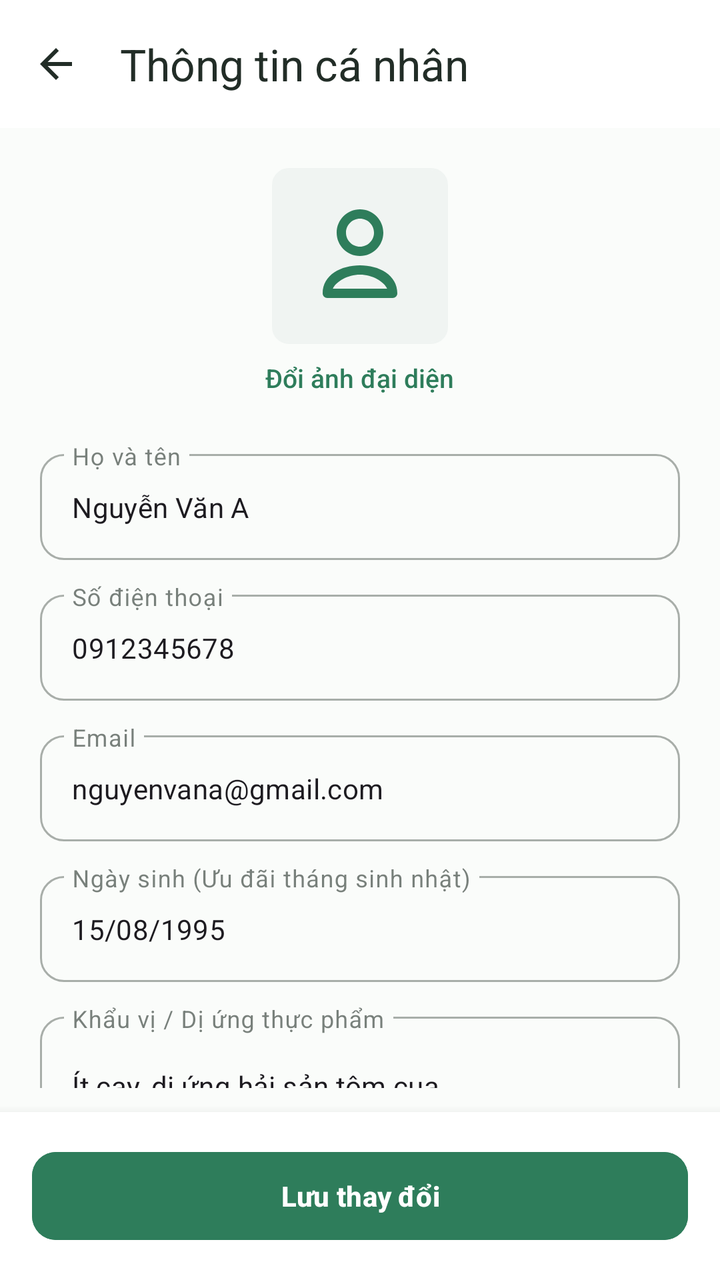
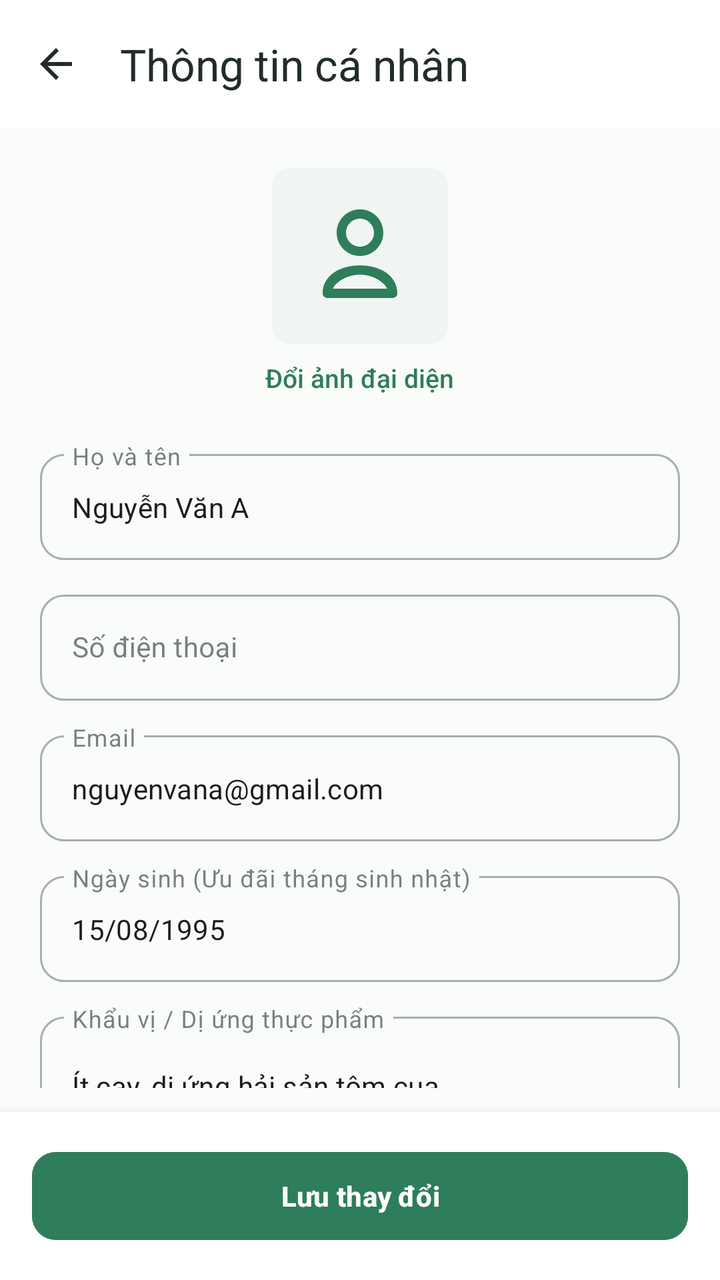

Screens rendered from an Android XML layout before and after an edit, with the pre-edit source and the edit as a unified diff.
<!-- AndroidManifest.xml: application theme Theme.VietTable -->
<!-- res/layout/fragment_edit_profile.xml -->
<?xml version="1.0" encoding="utf-8"?>
<androidx.coordinatorlayout.widget.CoordinatorLayout xmlns:android="http://schemas.android.com/apk/res/android"
    xmlns:app="http://schemas.android.com/apk/res-auto"
    android:layout_width="match_parent"
    android:layout_height="match_parent"
    android:background="@color/colorBackground">

    <com.google.android.material.appbar.AppBarLayout
        android:layout_width="match_parent"
        android:layout_height="wrap_content"
        android:background="@color/colorSurface"
        app:elevation="0dp">

        <com.google.android.material.appbar.MaterialToolbar
            android:id="@+id/toolbar"
            android:layout_width="match_parent"
            android:layout_height="?attr/actionBarSize"
            app:navigationIcon="@drawable/ic_back"
            app:navigationIconTint="@color/colorTextPrimary"
            app:title="Thông tin cá nhân"
            app:titleTextColor="@color/colorTextPrimary" />
    </com.google.android.material.appbar.AppBarLayout>

    <androidx.core.widget.NestedScrollView
        android:layout_width="match_parent"
        android:layout_height="match_parent"
        android:paddingBottom="96dp"
        app:layout_behavior="@string/appbar_scrolling_view_behavior">

        <LinearLayout
            android:layout_width="match_parent"
            android:layout_height="wrap_content"
            android:orientation="vertical"
            android:padding="20dp">

            
            <LinearLayout
                android:layout_width="match_parent"
                android:layout_height="wrap_content"
                android:gravity="center"
                android:orientation="vertical">

                <ImageView
                    android:id="@+id/ivEditAvatar"
                    android:layout_width="88dp"
                    android:layout_height="88dp"
                    android:background="@drawable/bg_badge"
                    android:backgroundTint="#F0F4F2"
                    android:padding="16dp"
                    android:src="@drawable/ic_profile"
                    app:tint="@color/colorPrimary" />

                <TextView
                    android:id="@+id/btnChangeAvatar"
                    android:layout_width="wrap_content"
                    android:layout_height="wrap_content"
                    android:layout_marginTop="8dp"
                    android:fontFamily="sans-serif-medium"
                    android:text="Đổi ảnh đại diện"
                    android:textColor="@color/colorPrimary"
                    android:textSize="13sp" />
            </LinearLayout>

            
            <com.google.android.material.textfield.TextInputLayout
                android:id="@+id/tilEditName"
                style="@style/Widget.MaterialComponents.TextInputLayout.OutlinedBox"
                android:layout_width="match_parent"
                android:layout_height="wrap_content"
                android:layout_marginTop="24dp"
                android:hint="Họ và tên"
                app:boxCornerRadiusBottomEnd="12dp"
                app:boxCornerRadiusBottomStart="12dp"
                app:boxCornerRadiusTopEnd="12dp"
                app:boxCornerRadiusTopStart="12dp">

                <com.google.android.material.textfield.TextInputEditText
                    android:id="@+id/etEditName"
                    android:layout_width="match_parent"
                    android:layout_height="wrap_content"
                    android:inputType="textPersonName"
                    android:text="Nguyễn Văn A"
                    android:textSize="14sp" />
            </com.google.android.material.textfield.TextInputLayout>

            
            <com.google.android.material.textfield.TextInputLayout
                android:id="@+id/tilEditPhone"
                style="@style/Widget.MaterialComponents.TextInputLayout.OutlinedBox"
                android:layout_width="match_parent"
                android:layout_height="wrap_content"
                android:layout_marginTop="12dp"
                android:hint="Số điện thoại"
                app:boxCornerRadiusBottomEnd="12dp"
                app:boxCornerRadiusBottomStart="12dp"
                app:boxCornerRadiusTopEnd="12dp"
                app:boxCornerRadiusTopStart="12dp">

                <com.google.android.material.textfield.TextInputEditText
                    android:id="@+id/etEditPhone"
                    android:layout_width="match_parent"
                    android:layout_height="wrap_content"
                    android:inputType="phone"
                    android:text="0912345678"
                    android:textSize="14sp" />
            </com.google.android.material.textfield.TextInputLayout>

            
            <com.google.android.material.textfield.TextInputLayout
                android:id="@+id/tilEditEmail"
                style="@style/Widget.MaterialComponents.TextInputLayout.OutlinedBox"
                android:layout_width="match_parent"
                android:layout_height="wrap_content"
                android:layout_marginTop="12dp"
                android:hint="Email"
                app:boxCornerRadiusBottomEnd="12dp"
                app:boxCornerRadiusBottomStart="12dp"
                app:boxCornerRadiusTopEnd="12dp"
                app:boxCornerRadiusTopStart="12dp">

                <com.google.android.material.textfield.TextInputEditText
                    android:id="@+id/etEditEmail"
                    android:layout_width="match_parent"
                    android:layout_height="wrap_content"
                    android:inputType="textEmailAddress"
                    android:text="nguyenvana@gmail.com"
                    android:textSize="14sp" />
            </com.google.android.material.textfield.TextInputLayout>

            
            <com.google.android.material.textfield.TextInputLayout
                android:id="@+id/tilEditBirthday"
                style="@style/Widget.MaterialComponents.TextInputLayout.OutlinedBox"
                android:layout_width="match_parent"
                android:layout_height="wrap_content"
                android:layout_marginTop="12dp"
                android:hint="Ngày sinh (Ưu đãi tháng sinh nhật)"
                app:boxCornerRadiusBottomEnd="12dp"
                app:boxCornerRadiusBottomStart="12dp"
                app:boxCornerRadiusTopEnd="12dp"
                app:boxCornerRadiusTopStart="12dp">

                <com.google.android.material.textfield.TextInputEditText
                    android:id="@+id/etEditBirthday"
                    android:layout_width="match_parent"
                    android:layout_height="wrap_content"
                    android:focusable="false"
                    android:text="15/08/1995"
                    android:textSize="14sp" />
            </com.google.android.material.textfield.TextInputLayout>

            
            <com.google.android.material.textfield.TextInputLayout
                android:id="@+id/tilEditDietary"
                style="@style/Widget.MaterialComponents.TextInputLayout.OutlinedBox"
                android:layout_width="match_parent"
                android:layout_height="wrap_content"
                android:layout_marginTop="12dp"
                android:hint="Khẩu vị / Dị ứng thực phẩm"
                app:boxCornerRadiusBottomEnd="12dp"
                app:boxCornerRadiusBottomStart="12dp"
                app:boxCornerRadiusTopEnd="12dp"
                app:boxCornerRadiusTopStart="12dp">

                <com.google.android.material.textfield.TextInputEditText
                    android:id="@+id/etEditDietary"
                    android:layout_width="match_parent"
                    android:layout_height="wrap_content"
                    android:inputType="textMultiLine"
                    android:lines="2"
                    android:text="Ít cay, dị ứng hải sản tôm cua"
                    android:textSize="14sp" />
            </com.google.android.material.textfield.TextInputLayout>

        </LinearLayout>
    </androidx.core.widget.NestedScrollView>

    
    <LinearLayout
        android:layout_width="match_parent"
        android:layout_height="wrap_content"
        android:layout_gravity="bottom"
        android:tag="safe_bottom"
        android:background="@color/colorSurface"
        android:elevation="8dp"
        android:padding="16dp">

        <com.google.android.material.button.MaterialButton
            android:id="@+id/btnSaveProfile"
            style="@style/Widget.VietTable.Button.Primary"
            android:layout_width="match_parent"
            android:layout_height="wrap_content"
            android:text="Lưu thay đổi" />
    </LinearLayout>

</androidx.coordinatorlayout.widget.CoordinatorLayout>
<!-- resources referenced by this layout -->
<resources>
  <color name="colorBackground">#FAFCFA</color>
  <color name="colorPrimary">#2E7D5B</color>
  <color name="colorSurface">#FFFFFF</color>
  <color name="colorTextPrimary">#222D27</color>
  <style name="Theme.VietTable" parent="Base.Theme.VietTable" />
  <color name="surface">#FFFFFF</color>
  <color name="divider">#E9EFEB</color>
  <dimen name="btn_height_primary">52dp</dimen>
  <dimen name="radius_medium">12dp</dimen>
  <style name="Base.Theme.VietTable" parent="Theme.Material3.Light.NoActionBar">
          
          <item name="colorPrimary">@color/primary</item>
          <item name="colorPrimaryDark">@color/primary_dark</item>
          <item name="colorOnPrimary">@color/on_primary</item>
          <item name="colorPrimaryContainer">@color/primary_container</item>
          <item name="colorOnPrimaryContainer">@color/on_primary_container</item>
  
          <item name="colorSecondary">@color/accent_gold</item>
          <item name="colorOnSecondary">@color/white</item>
          <item name="colorSecondaryContainer">@color/accent_gold_container</item>
          <item name="colorOnSecondaryContainer">@color/accent_gold_dark</item>
  
          <item name="android:colorBackground">@color/bg_cream</item>
          <item name="colorSurface">@color/surface</item>
          <item name="colorOnSurface">@color/text_primary</item>
          <item name="colorSurfaceVariant">@color/surface_variant</item>
  
          <item name="colorError">@color/semantic_error</item>
          <item name="colorOnError">@color/white</item>
  
          
          <item name="android:statusBarColor">@android:color/transparent</item>
          <item name="android:windowLightStatusBar">true</item>
          <item name="android:navigationBarColor">@android:color/transparent</item>
          <item name="android:windowLightNavigationBar">true</item>
  
          
          <item name="colorAccent">@color/primary</item>
          <item name="alertDialogTheme">@style/ThemeOverlay.VietTable.Dialog.Alert</item>
          <item name="materialAlertDialogTheme">@style/ThemeOverlay.VietTable.MaterialAlertDialog</item>
          <item name="buttonBarPositiveButtonStyle">@style/Widget.VietTable.Dialog.Button.Positive</item>
          <item name="buttonBarNegativeButtonStyle">@style/Widget.VietTable.Dialog.Button.Negative</item>
          <item name="buttonBarNeutralButtonStyle">@style/Widget.VietTable.Dialog.Button.Neutral</item>
          <item name="materialButtonStyle">@style/Widget.VietTable.Button.Primary</item>
          <item name="materialButtonOutlinedStyle">@style/Widget.VietTable.Button.Outlined</item>
          <item name="borderlessButtonStyle">@style/Widget.VietTable.Button.Text</item>
          <item name="materialCardViewStyle">@style/Widget.VietTable.Card</item>
          <item name="textInputStyle">@style/Widget.VietTable.TextInputLayout</item>
          <item name="toolbarStyle">@style/Widget.VietTable.Toolbar</item>
          <item name="bottomNavigationStyle">@style/Widget.VietTable.BottomNavigationView</item>
      </style>
  <dimen name="text_button">14sp</dimen>
  <color name="primary">#2E7D5B</color>
  <color name="primary_dark">#24654A</color>
  <color name="on_primary">#FFFFFF</color>
  <color name="primary_container">#EEF7F2</color>
  <color name="on_primary_container">#1B4E38</color>
  <color name="accent_gold">#CCA862</color>
  <color name="white">#FFFFFFFF</color>
  <color name="accent_gold_container">#FAF5EB</color>
  <color name="accent_gold_dark">#9E7D33</color>
  <color name="bg_cream">#FAFCFA</color>
  <color name="text_primary">#222D27</color>
  <color name="surface_variant">#F3F7F5</color>
  <color name="semantic_error">#D32F2F</color>
  <color name="text_secondary">#68766E</color>
  <color name="transparent">#00000000</color>
  <dimen name="radius_large">16dp</dimen>
  <dimen name="card_elevation">1.5dp</dimen>
  <dimen name="card_stroke_width">1dp</dimen>
  <!-- unchanged entries left out for length: 20 -->
</resources>

<!-- the commit's change to res/layout/fragment_edit_profile.xml (unified diff, before → after) -->
@@ -101,7 +101,7 @@
                     android:layout_width="match_parent"
                     android:layout_height="wrap_content"
                     android:inputType="phone"
-                    android:text="0912345678"
+                    android:text=""
                     android:textSize="14sp" />
             </com.google.android.material.textfield.TextInputLayout>
 
<!-- resource entries referenced after the edit -->
@@ -34,7 +34,6 @@
           <item name="android:statusBarColor">@android:color/transparent</item>
           <item name="android:windowLightStatusBar">true</item>
           <item name="android:navigationBarColor">@android:color/transparent</item>
-          <item name="android:windowLightNavigationBar">true</item>
   
           
           <item name="colorAccent">@color/primary</item>
